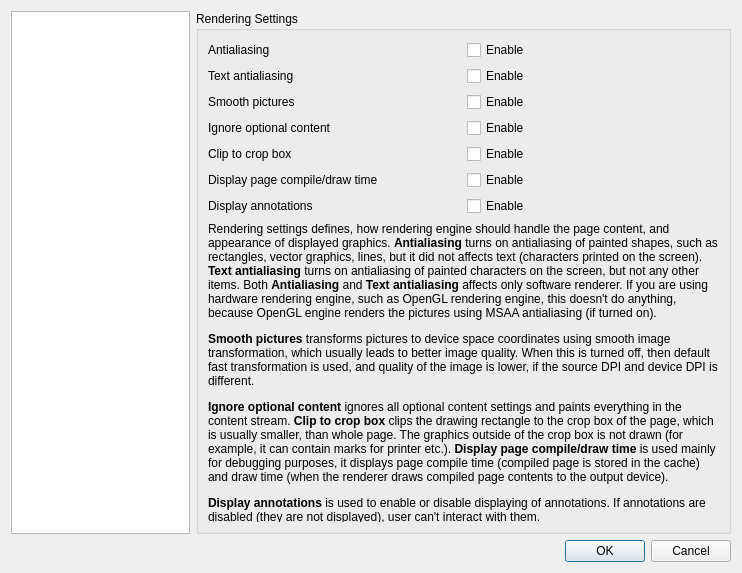
First picture: the form in PdfForQtViewer/pdfviewersettingsdialog.ui, repository JakubMelka/PDF4QT, before the edit.
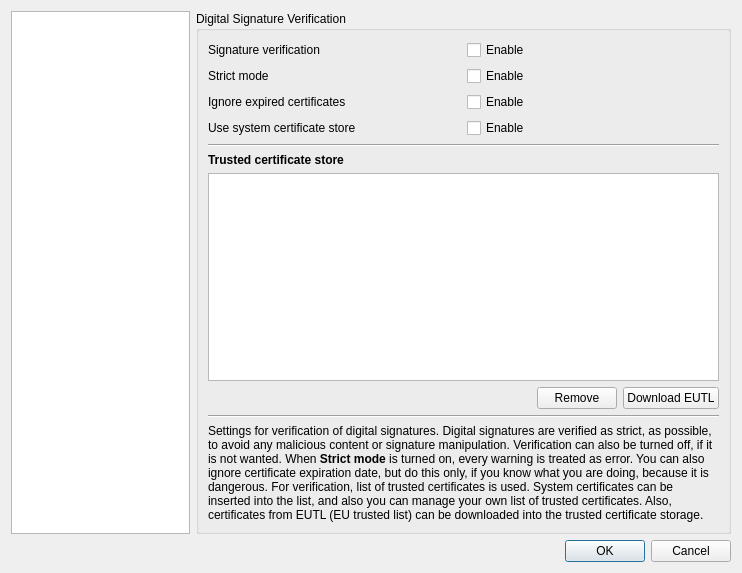
Second picture: the form after the edit.

Commit message: Validation settings, certificate store

What changed in the file:
```diff
--- a/PdfForQtViewer/pdfviewersettingsdialog.ui
+++ b/PdfForQtViewer/pdfviewersettingsdialog.ui
@@ -26,7 +26,7 @@
      <item>
       <widget class="QStackedWidget" name="stackedWidget">
        <property name="currentIndex">
-        <number>1</number>
+        <number>10</number>
        </property>
        <widget class="QWidget" name="enginePage">
         <layout class="QVBoxLayout" name="enginePageLayout">
@@ -1176,6 +1176,156 @@
          </item>
         </layout>
        </widget>
+       <widget class="QWidget" name="signaturePage">
+        <layout class="QVBoxLayout" name="signaturePageLayout">
+         <property name="leftMargin">
+          <number>0</number>
+         </property>
+         <property name="topMargin">
+          <number>0</number>
+         </property>
+         <property name="rightMargin">
+          <number>0</number>
+         </property>
+         <property name="bottomMargin">
+          <number>0</number>
+         </property>
+         <item>
+          <widget class="QGroupBox" name="signatureGroupBox">
+           <property name="title">
+            <string>Digital Signature Verification</string>
+           </property>
+           <layout class="QVBoxLayout" name="signatureGroupBoxLayout">
+            <item>
+             <layout class="QGridLayout" name="signatureWidgetsLayout">
+              <item row="2" column="0">
+               <widget class="QLabel" name="signatureIgnoreExpiredLabel">
+                <property name="text">
+                 <string>Ignore expired certificates</string>
+                </property>
+               </widget>
+              </item>
+              <item row="0" column="0">
+               <widget class="QLabel" name="signatureVerificationLabel">
+                <property name="text">
+                 <string>Signature verification</string>
+                </property>
+               </widget>
+              </item>
+              <item row="1" column="0">
+               <widget class="QLabel" name="signatureStrictModeLabel">
+                <property name="text">
+                 <string>Strict mode</string>
+                </property>
+               </widget>
+              </item>
+              <item row="0" column="1">
+               <widget class="QCheckBox" name="signatureVerificationEnableCheckBox">
+                <property name="text">
+                 <string>Enable</string>
+                </property>
+               </widget>
+              </item>
+              <item row="1" column="1">
+               <widget class="QCheckBox" name="signatureStrictModeEnabledCheckBox">
+                <property name="text">
+                 <string>Enable</string>
+                </property>
+               </widget>
+              </item>
+              <item row="3" column="0">
+               <widget class="QLabel" name="signatureUseSystemCertificateStoreLabel">
+                <property name="text">
+                 <string>Use system certificate store</string>
+                </property>
+               </widget>
+              </item>
+              <item row="2" column="1">
+               <widget class="QCheckBox" name="signatureIgnoreExpiredCheckBox">
+                <property name="text">
+                 <string>Enable</string>
+                </property>
+               </widget>
+              </item>
+              <item row="3" column="1">
+               <widget class="QCheckBox" name="signatureUseSystemCertificateStoreCheckBox">
+                <property name="text">
+                 <string>Enable</string>
+                </property>
+               </widget>
+              </item>
+             </layout>
+            </item>
+            <item>
+             <widget class="Line" name="line">
+              <property name="orientation">
+               <enum>Qt::Horizontal</enum>
+              </property>
+             </widget>
+            </item>
+            <item>
+             <widget class="QLabel" name="signatureCertificatesTableLabel">
+              <property name="text">
+               <string>&lt;html&gt;&lt;head/&gt;&lt;body&gt;&lt;p&gt;&lt;span style=&quot; font-weight:600;&quot;&gt;Trusted certificate store&lt;/span&gt;&lt;/p&gt;&lt;/body&gt;&lt;/html&gt;</string>
+              </property>
+             </widget>
+            </item>
+            <item>
+             <widget class="QTableWidget" name="trustedCertificateStoreTableWidget"/>
+            </item>
+            <item>
+             <layout class="QHBoxLayout" name="trustedCertificateStoreButtonsLayout">
+              <item>
+               <spacer name="trustedCertificateStoreButtonsSpacer">
+                <property name="orientation">
+                 <enum>Qt::Horizontal</enum>
+                </property>
+                <property name="sizeHint" stdset="0">
+                 <size>
+                  <width>40</width>
+                  <height>20</height>
+                 </size>
+                </property>
+               </spacer>
+              </item>
+              <item>
+               <widget class="QPushButton" name="removeCertificateButton">
+                <property name="text">
+                 <string>Remove</string>
+                </property>
+               </widget>
+              </item>
+              <item>
+               <widget class="QPushButton" name="trustedCertificateStoreDownloadEUTLButton">
+                <property name="text">
+                 <string>Download EUTL</string>
+                </property>
+               </widget>
+              </item>
+             </layout>
+            </item>
+            <item>
+             <widget class="Line" name="line_2">
+              <property name="orientation">
+               <enum>Qt::Horizontal</enum>
+              </property>
+             </widget>
+            </item>
+            <item>
+             <widget class="QLabel" name="signatureInfoLabel">
+              <property name="text">
+               <string>&lt;html&gt;&lt;head/&gt;&lt;body&gt;&lt;p&gt;Settings for verification of digital signatures. Digital signatures are verified as strict, as possible, to avoid any malicious content or signature manipulation. Verification can also be turned off, if it is not wanted. When &lt;span style=&quot; font-weight:600;&quot;&gt;Strict mode&lt;/span&gt; is turned on, every warning is treated as error. You can also ignore certificate expiration date, but do this only, if you know what you are doing, because it is dangerous. For verification, list of trusted certificates is used. System certificates can be inserted into the list, and also you can manage your own list of trusted certificates. Also, certificates from EUTL (EU trusted list) can be downloaded into the trusted certificate storage.&lt;/p&gt;&lt;/body&gt;&lt;/html&gt;</string>
+              </property>
+              <property name="wordWrap">
+               <bool>true</bool>
+              </property>
+             </widget>
+            </item>
+           </layout>
+          </widget>
+         </item>
+        </layout>
+       </widget>
       </widget>
      </item>
     </layout>
```
The commit also changes 15 other files.
